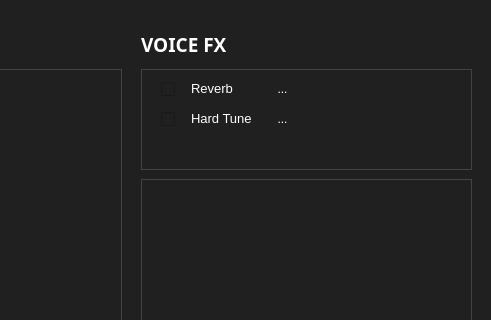
andre-tm-hui/ReVox, file qtui/mainwindow.ui: the form before one commit; both pictures show x 229 to 720 and y 0 to 320 of the 720 by 480 pixel window.
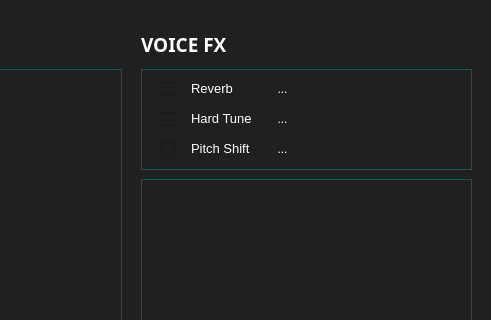
The form after the commit. Icons and pictures are not drawn.

Commit message: added pitch shift, added UI voiceFX settings, bandaid fix for crackling as a result of reading from the virtual output device in 2 streams

```diff
--- a/qtui/mainwindow.ui
+++ b/qtui/mainwindow.ui
@@ -127,7 +127,7 @@
      </font>
     </property>
     <property name="styleSheet">
-     <string notr="true">border: 1px solid #006060;</string>
+     <string notr="true">QGroupBox{border: 1px solid #006060;}</string>
     </property>
     <property name="title">
      <string/>
@@ -314,6 +314,97 @@
       </property>
      </widget>
     </widget>
+    <widget class="QGroupBox" name="pitchshift">
+     <property name="geometry">
+      <rect>
+       <x>10</x>
+       <y>70</y>
+       <width>151</width>
+       <height>20</height>
+      </rect>
+     </property>
+     <property name="styleSheet">
+      <string notr="true">border: 0px;</string>
+     </property>
+     <property name="title">
+      <string/>
+     </property>
+     <widget class="QToolButton" name="settings_4">
+      <property name="geometry">
+       <rect>
+        <x>120</x>
+        <y>0</y>
+        <width>23</width>
+        <height>20</height>
+       </rect>
+      </property>
+      <property name="styleSheet">
+       <string notr="true">background-color: transparent;
+border: 0px;</string>
+      </property>
+      <property name="text">
+       <string>...</string>
+      </property>
+      <property name="icon">
+       <iconset resource="../appicon.qrc">
+        <normaloff>:/icons/settings.png</normaloff>:/icons/settings.png</iconset>
+      </property>
+     </widget>
+     <widget class="QCheckBox" name="state_4">
+      <property name="geometry">
+       <rect>
+        <x>10</x>
+        <y>0</y>
+        <width>16</width>
+        <height>20</height>
+       </rect>
+      </property>
+      <property name="font">
+       <font>
+        <pointsize>16</pointsize>
+        <bold>false</bold>
+        <kerning>true</kerning>
+       </font>
+      </property>
+      <property name="styleSheet">
+       <string notr="true">QCheckBox::indicator::checked {image: url(:/icons/FXOn.png); width: 12px; height: 12px;}
+QCheckBox::indicator::unchecked {image: url(:/icons/FXOff.png); width: 12px; height: 12px;}</string>
+      </property>
+      <property name="text">
+       <string/>
+      </property>
+      <property name="iconSize">
+       <size>
+        <width>12</width>
+        <height>12</height>
+       </size>
+      </property>
+      <property name="checkable">
+       <bool>true</bool>
+      </property>
+      <property name="checked">
+       <bool>false</bool>
+      </property>
+     </widget>
+     <widget class="QLabel" name="label_8">
+      <property name="geometry">
+       <rect>
+        <x>40</x>
+        <y>-1</y>
+        <width>81</width>
+        <height>20</height>
+       </rect>
+      </property>
+      <property name="font">
+       <font>
+        <pointsize>10</pointsize>
+       </font>
+      </property>
+      <property name="text">
+       <string>Pitch Shift</string>
+      </property>
+     </widget>
+    </widget>
    </widget>
    <widget class="QListWidget" name="keybindList">
     <property name="geometry">
```
Left out of the diff: 10 changed lines with no effect on the pictures. The commit also changes 34 other files.
